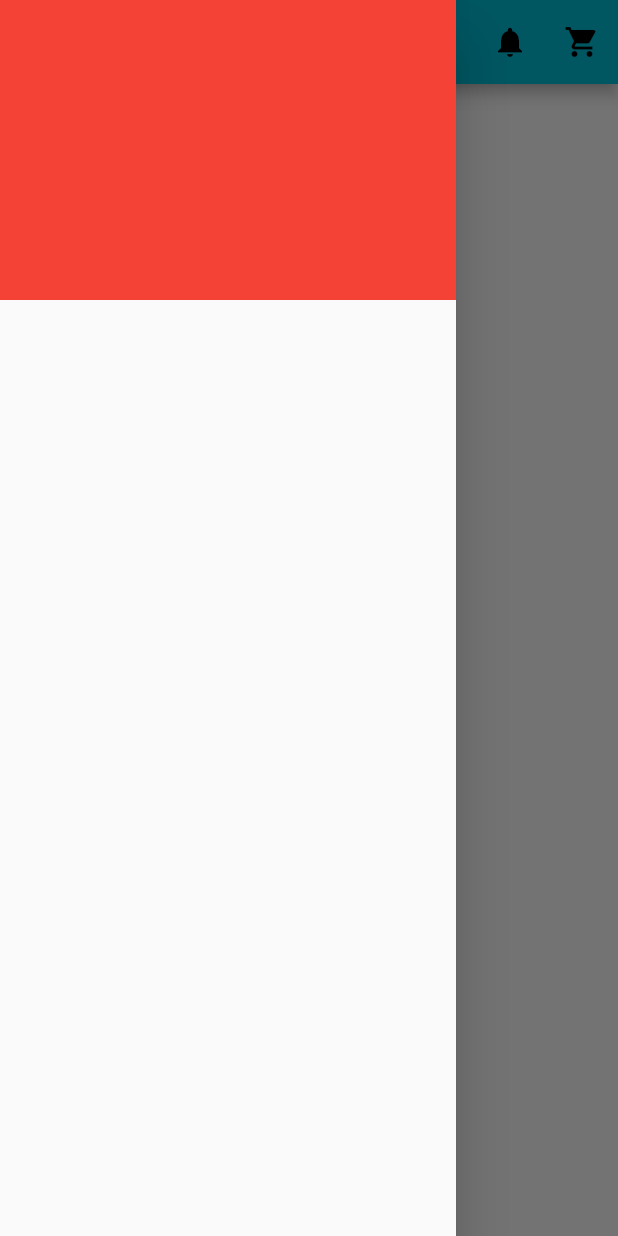
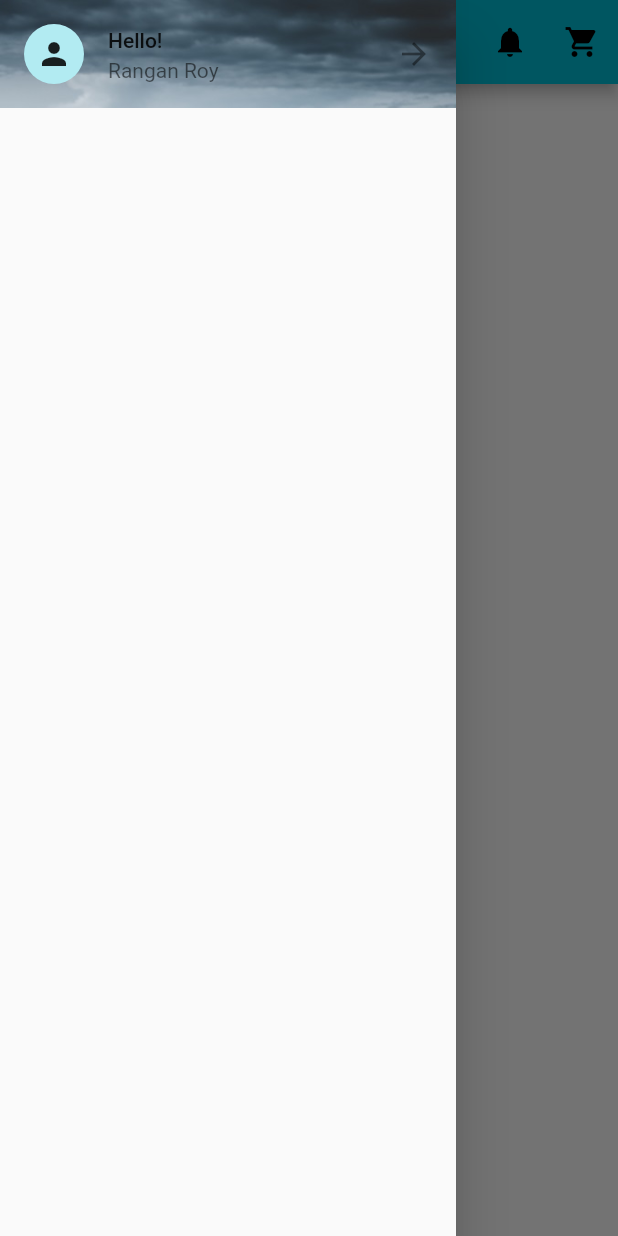
Before and after one commit to rangan-roy/ecom_app, a Flutter app: the screen it shows after launch, with the side drawer open, on a phone screen of 412 x 824 dp. Run offline on Flutter 3.47's test engine with Material 2 defaults, Android fonts, the phone set to English and light mode, and no system bars.

Commit message:
updated drawer
user's name and image part added to drawer

```diff
--- a/lib/widgets/drawer_widget.dart
+++ b/lib/widgets/drawer_widget.dart
@@ -12,10 +12,21 @@ class _DrawerWidgetState extends State<DrawerWidget> {
       child: Drawer(
         child: ListView(
           children: [
+            // user's name and image
             Container(
-              color: Colors.red,
-              width: 200,
-              height: 200,
+              decoration: BoxDecoration(
+                image: DecorationImage(
+                  image: AssetImage('images/user_profile_cover.jpg'),
+                  fit: BoxFit.cover,
+                ),
+              ),
+              child: ListTile(
+                tileColor: Colors.white30,
+                leading: CircleAvatar(child: Icon(Icons.person)),
+                title: Text('Hello!'),
+                subtitle: Text('Rangan Roy'),
+                trailing: Icon(Icons.arrow_forward),
+              ),
             ),
           ],
         ),
--- a/pubspec.yaml
+++ b/pubspec.yaml
@@ -45,9 +45,8 @@ flutter:
   uses-material-design: true
 
   # To add assets to your application, add an assets section, like this:
-  # assets:
-  #   - images/a_dot_burr.jpeg
-  #   - images/a_dot_ham.jpeg
+  assets:
+    - images/
 
   # An image asset can refer to one or more resolution-specific "variants", see
   # https://flutter.dev/assets-and-images/#resolution-aware.
```
Also changed, not shown: images/user_profile_cover.jpg (added).
